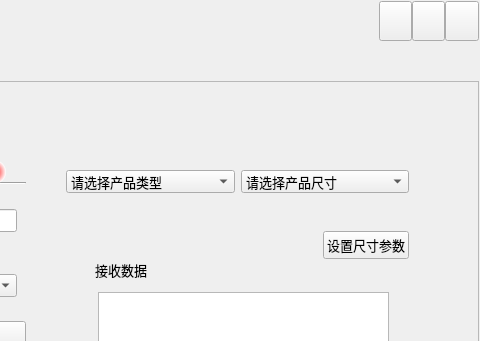
The window that uidemo08/form/frmmain.ui (ZeYu1391774324/BX-MagnetDetectorProject) describes before a commit, drawn with Qt 5; both pictures show x 507 to 987 and y 0 to 341 of the 987 by 615 pixel window.
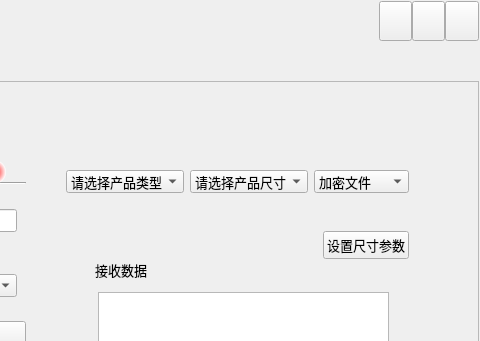
The same window after the commit. Icons and pictures are not drawn.

```diff
--- a/uidemo08/form/frmmain.ui
+++ b/uidemo08/form/frmmain.ui
@@ -1499,6 +1499,20 @@
                  </item>
                 </widget>
                </item>
+               <item>
+                <widget class="QComboBox" name="encryptStatComboBox">
+                 <item>
+                  <property name="text">
+                   <string>加密文件</string>
+                  </property>
+                 </item>
+                 <item>
+                  <property name="text">
+                   <string>未加密文件</string>
+                  </property>
+                 </item>
+                </widget>
+               </item>
               </layout>
              </widget>
             </item>
```
Left out of the diff: 2 changed lines with no effect on the pictures.
